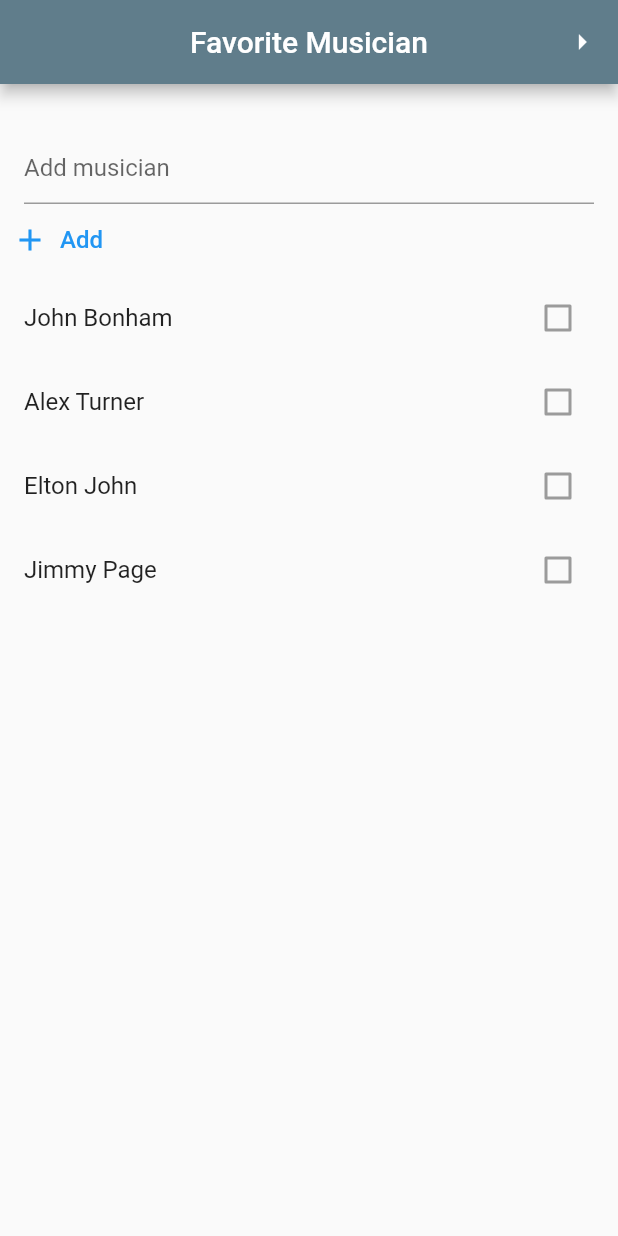
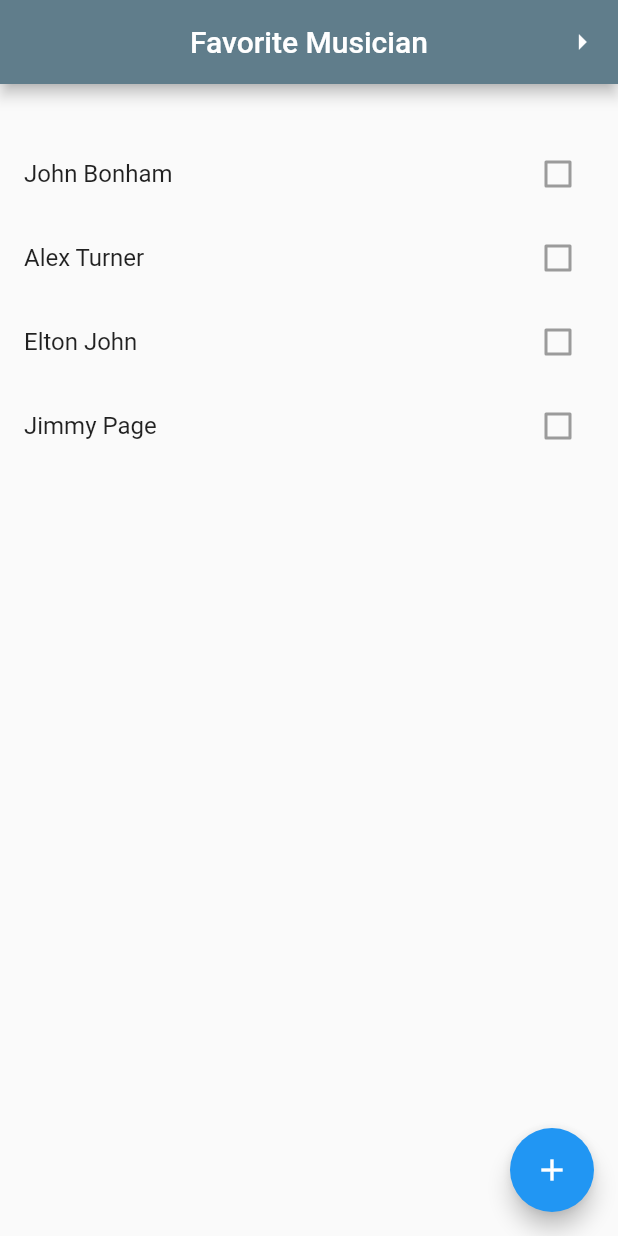
Before and after one commit to gu-tig169-ht21/guscurda, a Flutter app: the screen it shows after launch, on a phone screen of 412 x 824 dp. Run offline on Flutter 3.47's test engine with Material 2 defaults, Android fonts, the phone set to English and light mode, and no system bars.

Commit message:
Inlämning2.1

```diff
--- a/lib/main.dart
+++ b/lib/main.dart
@@ -2,7 +2,7 @@ import 'package:flutter/material.dart';
 
 import 'package:flutter/rendering.dart';
 import 'SecondView.dart';
-import 'AddToList.dart';
+import 'NewaddMusicianView.dart';
 
 void main() {
   runApp(MyApp());
@@ -27,8 +27,6 @@ class _MainViewState extends State<MainView> {
   TextEditingController textFieldController = TextEditingController();
 
   List<ArtistName> list = <ArtistName>[];
-
-  get title => null;
 
   @override
   void initState() {
@@ -64,18 +62,14 @@ class _MainViewState extends State<MainView> {
             Container(height: 32),
             Container(
               margin: EdgeInsets.only(left: 16, right: 16),
-              child: TextField(
-                controller: textFieldController,
-                onEditingComplete: () => save(),
-                decoration: InputDecoration(hintText: 'Add musician'),
-              ),
             ),
-            AddToList(),
             buildbody(),
             Container(height: 100),
           ],
         ),
       ),
+      floatingActionButton: FloatingActionButton(
+          child: (Icon(Icons.add)), onPressed: () => addMusicianView()),
     );
   }
 
@@ -93,26 +87,12 @@ class _MainViewState extends State<MainView> {
     list.add(item);
   }
 
-//kolla om det finns något värde i Textfeild, och i så fall spara
-  void save() {
-    if (textFieldController.text.isNotEmpty)
-      Navigator.of(context).pop(textFieldController);
-    addArtist(ArtistName(title: title));
-  }
-
-  Widget AddToList() {
-    return Column(
-      children: [
-        TextButton.icon(
-          onPressed: () => save(),
-          icon: Icon(Icons.add),
-          label: Text(
-            'Add',
-            style: TextStyle(fontSize: 16),
-          ),
-        ),
-      ],
-    );
+  void addMusicianView() {
+    Navigator.of(context).push(MaterialPageRoute(builder: (context) {
+      return NewaddMusicianView();
+    })).then((title) {
+      addArtist(ArtistName(title: title));
+    });
   }
 
   Widget buildbody() {
```
